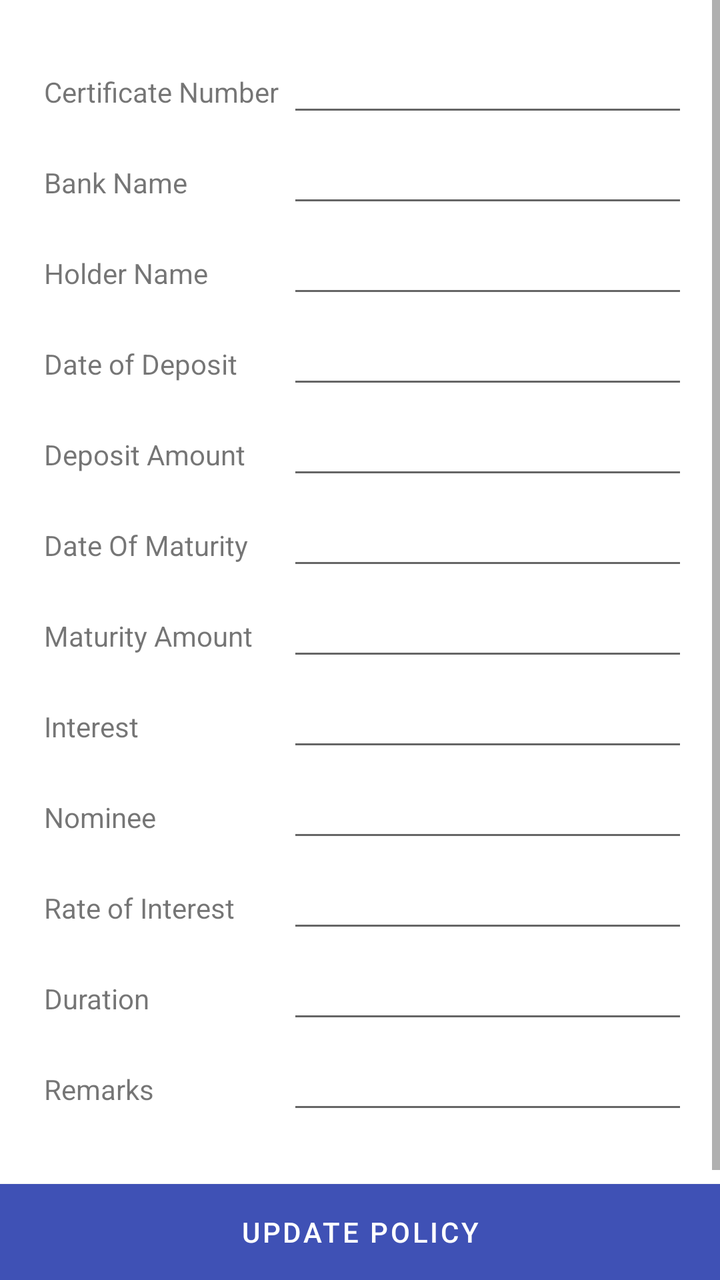
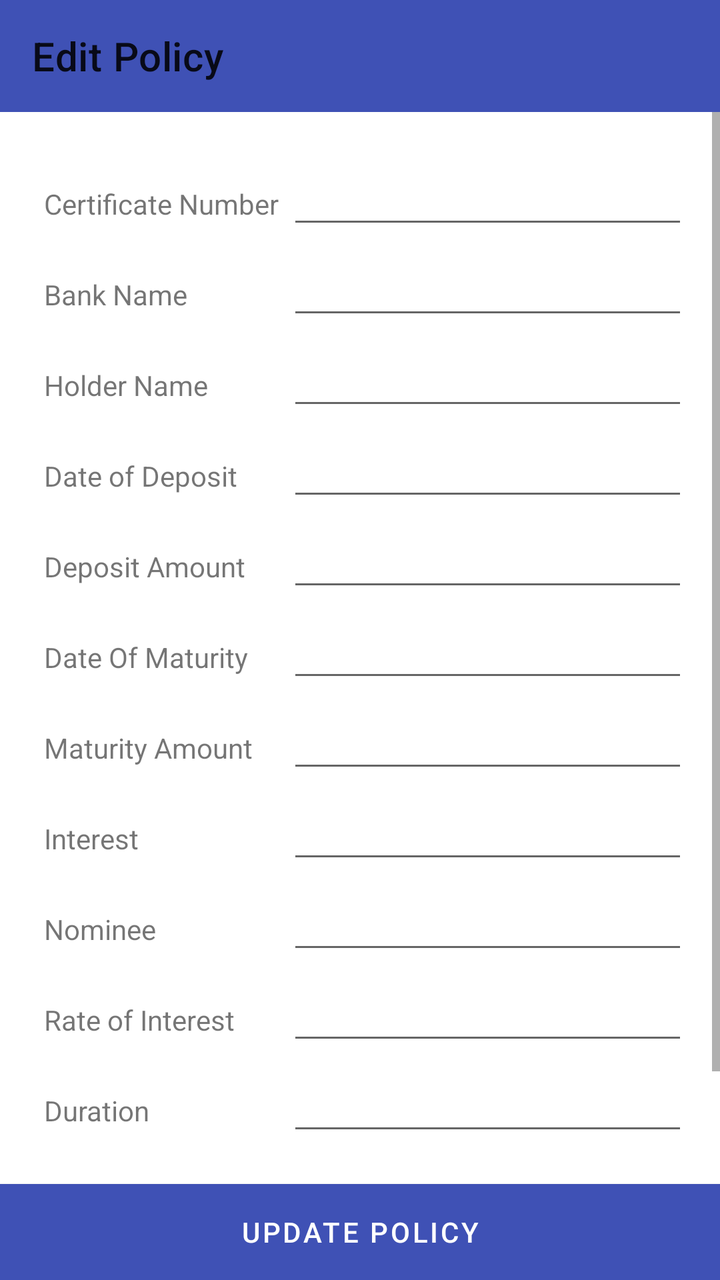

Before-and-after screenshots of an Android layout around one commit, followed by the original layout XML and the change that was made.
<!-- AndroidManifest.xml: application theme AppTheme -->
<!-- res/layout/activity_edit_policy.xml -->
<?xml version="1.0" encoding="utf-8"?>

<LinearLayout xmlns:android="http://schemas.android.com/apk/res/android"
    xmlns:tools="http://schemas.android.com/tools"
    android:id="@+id/main"
    android:layout_width="match_parent"
    android:layout_height="match_parent"
    android:orientation="vertical"
    android:fitsSystemWindows="true"
    tools:context=".EditPolicy">

    <ScrollView
        android:layout_width="match_parent"
        android:layout_height="0dp"
        android:layout_weight="1">

        <TableLayout
            android:layout_width="wrap_content"
            android:layout_height="wrap_content"
            android:layout_gravity="center_horizontal"
            android:layout_margin="20dp">

            <TableRow
                android:layout_width="match_parent"
                android:layout_height="match_parent"
                android:visibility="visible">


                <TextView

                    android:layout_width="wrap_content"
                    android:layout_height="wrap_content"
                    android:layout_margin="2dp"
                    android:text="Certificate Number"
                    android:visibility="visible" />

                <EditText
                    android:id="@+id/certificateNumber"
                    android:layout_width="wrap_content"
                    android:layout_height="wrap_content"
                    android:layout_margin="2dp"
                    android:ems="10"
                    android:inputType="textPersonName"
                    android:visibility="visible" />

            </TableRow>

            <TableRow
                android:layout_width="match_parent"
                android:layout_height="match_parent"
                android:visibility="visible">


                <TextView

                    android:layout_width="wrap_content"
                    android:layout_height="wrap_content"
                    android:layout_margin="2dp"
                    android:text="Bank Name"
                    android:visibility="visible" />

                <EditText
                    android:id="@+id/bankName"
                    android:layout_width="wrap_content"
                    android:layout_height="wrap_content"
                    android:layout_margin="2dp"
                    android:ems="10"
                    android:inputType="textPersonName"
                    android:visibility="visible" />

            </TableRow>

            <TableRow
                android:layout_width="match_parent"
                android:layout_height="match_parent"
                android:visibility="visible">


                <TextView
                    android:id="@+id/asdasd"
                    android:layout_width="wrap_content"
                    android:layout_height="wrap_content"
                    android:layout_margin="2dp"
                    android:text="Holder Name" />

                <EditText
                    android:id="@+id/holder"
                    android:layout_width="wrap_content"
                    android:layout_height="wrap_content"
                    android:layout_margin="2dp"
                    android:ems="10"
                    android:inputType="textPersonName" />

            </TableRow>

            <TableRow
                android:layout_width="match_parent"
                android:layout_height="match_parent"
                android:visibility="visible">


                <TextView
                    android:id="@+id/gfsgfg"
                    android:layout_width="wrap_content"
                    android:layout_height="wrap_content"
                    android:layout_margin="2dp"
                    android:text="Date of Deposit" />

                <EditText
                    android:id="@+id/dateOfDeposit"
                    android:layout_width="wrap_content"
                    android:layout_height="wrap_content"
                    android:layout_margin="2dp"
                    android:ems="10"
                    android:focusable="false"
                    android:inputType="textPersonName" />

            </TableRow>

            <TableRow
                android:layout_width="match_parent"
                android:layout_height="match_parent"
                android:visibility="visible">


                <TextView

                    android:layout_width="wrap_content"
                    android:layout_height="wrap_content"
                    android:layout_margin="2dp"
                    android:text="Deposit Amount" />

                <EditText
                    android:id="@+id/depositAmount"
                    android:layout_width="wrap_content"
                    android:layout_height="wrap_content"
                    android:layout_margin="2dp"
                    android:ems="10"
                    android:inputType="number" />

            </TableRow>

            <TableRow
                android:layout_width="match_parent"
                android:layout_height="match_parent">


                <TextView

                    android:layout_width="wrap_content"
                    android:layout_height="wrap_content"
                    android:layout_margin="2dp"
                    android:text="Date Of Maturity" />

                <EditText
                    android:id="@+id/dateOfMaturity"
                    android:layout_width="wrap_content"
                    android:layout_height="wrap_content"
                    android:layout_margin="2dp"
                    android:ems="10"
                    android:focusable="false"
                    android:inputType="textPersonName" />

            </TableRow>

            <TableRow
                android:layout_width="match_parent"
                android:layout_height="match_parent">


                <TextView

                    android:layout_width="wrap_content"
                    android:layout_height="wrap_content"
                    android:layout_margin="2dp"
                    android:text="Maturity Amount" />

                <EditText
                    android:id="@+id/maturityAmount"
                    android:layout_width="wrap_content"
                    android:layout_height="wrap_content"
                    android:layout_margin="2dp"
                    android:ems="10"
                    android:inputType="number" />

            </TableRow>

            <TableRow
                android:layout_width="match_parent"
                android:layout_height="match_parent">


                <TextView

                    android:layout_width="wrap_content"
                    android:layout_height="wrap_content"
                    android:layout_margin="2dp"
                    android:text="Interest" />

                <EditText
                    android:id="@+id/interest"
                    android:layout_width="wrap_content"
                    android:layout_height="wrap_content"
                    android:layout_margin="2dp"
                    android:ems="10"
                    android:inputType="number" />

            </TableRow>

            <TableRow
                android:layout_width="match_parent"
                android:layout_height="match_parent">


                <TextView

                    android:layout_width="wrap_content"
                    android:layout_height="wrap_content"
                    android:layout_margin="2dp"
                    android:text="Nominee" />

                <EditText
                    android:id="@+id/nominee"
                    android:layout_width="wrap_content"
                    android:layout_height="wrap_content"
                    android:layout_margin="2dp"
                    android:ems="10"
                    android:inputType="textPersonName" />

            </TableRow>

            <TableRow
                android:layout_width="match_parent"
                android:layout_height="match_parent">


                <TextView

                    android:layout_width="wrap_content"
                    android:layout_height="wrap_content"
                    android:layout_margin="2dp"
                    android:text="Rate of Interest" />

                <EditText
                    android:id="@+id/rateOfInterest"
                    android:layout_width="wrap_content"
                    android:layout_height="wrap_content"
                    android:layout_margin="2dp"
                    android:ems="10"
                    android:inputType="numberDecimal" />

            </TableRow>

            <TableRow
                android:layout_width="match_parent"
                android:layout_height="match_parent">


                <TextView

                    android:layout_width="wrap_content"
                    android:layout_height="wrap_content"
                    android:layout_margin="2dp"
                    android:text="Duration" />

                <EditText
                    android:id="@+id/durationInt"
                    android:layout_width="wrap_content"
                    android:layout_height="wrap_content"
                    android:layout_margin="2dp"
                    android:ems="10"
                    android:inputType="numberDecimal" />

            </TableRow>

            <TableRow
                android:layout_width="match_parent"
                android:layout_height="match_parent"
                android:layout_marginBottom="35dp">


                <TextView

                    android:layout_width="wrap_content"
                    android:layout_height="wrap_content"
                    android:layout_margin="2dp"
                    android:text="Remarks" />

                <EditText
                    android:id="@+id/remarks"
                    android:layout_width="wrap_content"
                    android:layout_height="wrap_content"
                    android:layout_margin="2dp"
                    android:ems="10"
                    android:inputType="textPersonName" />

            </TableRow>

        </TableLayout>

    </ScrollView>

    <Button
        android:id="@+id/save"
        android:layout_width="match_parent"
        android:layout_height="wrap_content"
        android:textColor="#FFF"
        android:background="@color/colorPrimary"
        android:text="Update Policy" />

    <ProgressBar
        android:id="@+id/progressBar"
        style="?android:attr/progressBarStyleLarge"
        android:layout_width="wrap_content"
        android:layout_height="wrap_content"
        android:layout_gravity="center"
        android:visibility="gone" />

</LinearLayout>
<!-- resources referenced by this layout -->
<resources>
  <color name="colorPrimary">#3F51B5</color>
  <style name="AppTheme" parent="Theme.MaterialComponents.Light.DarkActionBar">
          <item name="colorPrimary">@color/colorPrimary</item>
          <item name="colorPrimaryVariant">@color/colorPrimaryDark</item>
          <item name="colorOnPrimary">@color/white</item>
          <item name="colorSecondary">@color/colorAccent</item>
          <item name="colorSecondaryVariant">@color/colorPrimaryDark</item>
          <item name="colorOnSecondary">@color/white</item>
          <item name="android:statusBarColor">?attr/colorPrimaryVariant</item>
      </style>
  <color name="colorPrimaryDark">#303F9F</color>
  <color name="white">#FFFFFFFF</color>
  <color name="colorAccent">#3F51B5</color>
</resources>

<!-- the commit's change to res/layout/activity_edit_policy.xml (unified diff, before → after) -->
@@ -1,13 +1,21 @@
 <?xml version="1.0" encoding="utf-8"?>
 
 <LinearLayout xmlns:android="http://schemas.android.com/apk/res/android"
+    xmlns:app="http://schemas.android.com/apk/res-auto"
     xmlns:tools="http://schemas.android.com/tools"
     android:id="@+id/main"
     android:layout_width="match_parent"
     android:layout_height="match_parent"
     android:orientation="vertical"
-    android:fitsSystemWindows="true"
     tools:context=".EditPolicy">
+
+    <androidx.appcompat.widget.Toolbar
+        android:id="@+id/toolbar"
+        android:layout_width="match_parent"
+        android:layout_height="?attr/actionBarSize"
+        android:background="?attr/colorPrimary"
+        app:title="Edit Policy"
+        app:popupTheme="@style/AppTheme.PopupOverlay" />
 
     <ScrollView
         android:layout_width="match_parent"
<!-- resource entries referenced after the edit -->
@@ -1,6 +1,7 @@
 <!-- resources referenced by this layout -->
 <resources>
   <color name="colorPrimary">#3F51B5</color>
+  <style name="AppTheme.PopupOverlay" parent="ThemeOverlay.AppCompat.Light" />
   <style name="AppTheme" parent="Theme.MaterialComponents.Light.DarkActionBar">
           <item name="colorPrimary">@color/colorPrimary</item>
           <item name="colorPrimaryVariant">@color/colorPrimaryDark</item>
